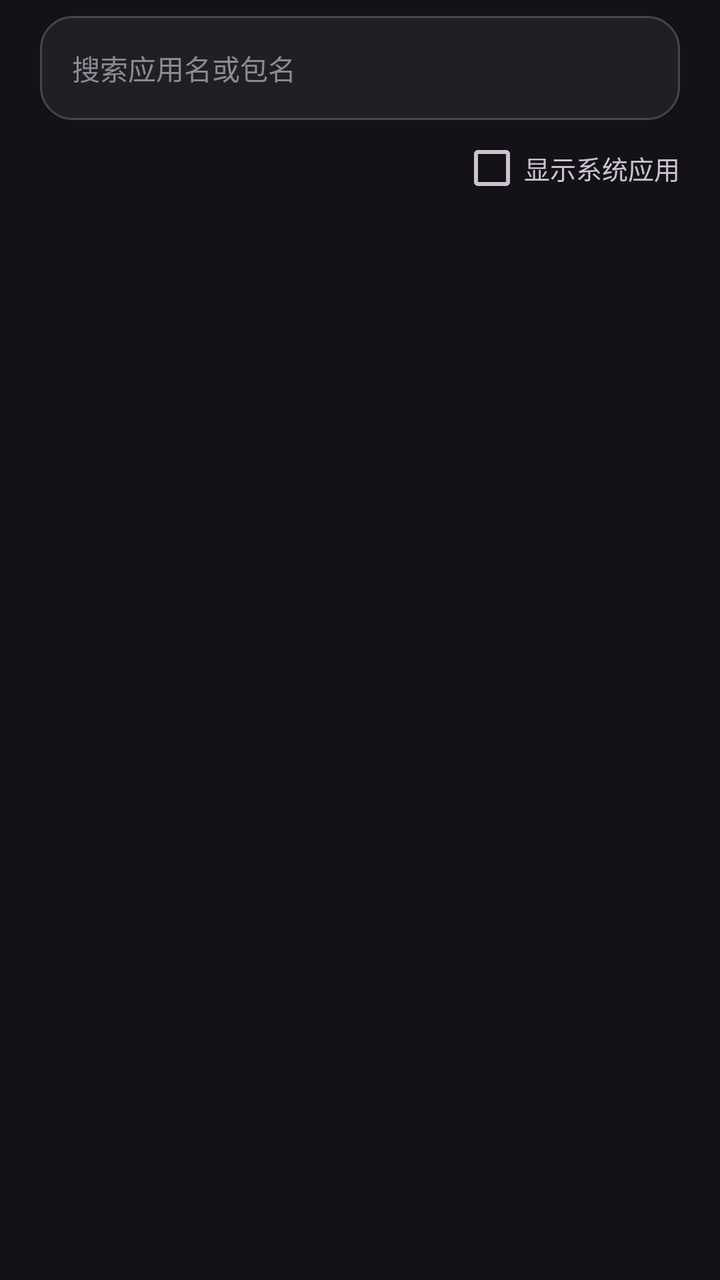
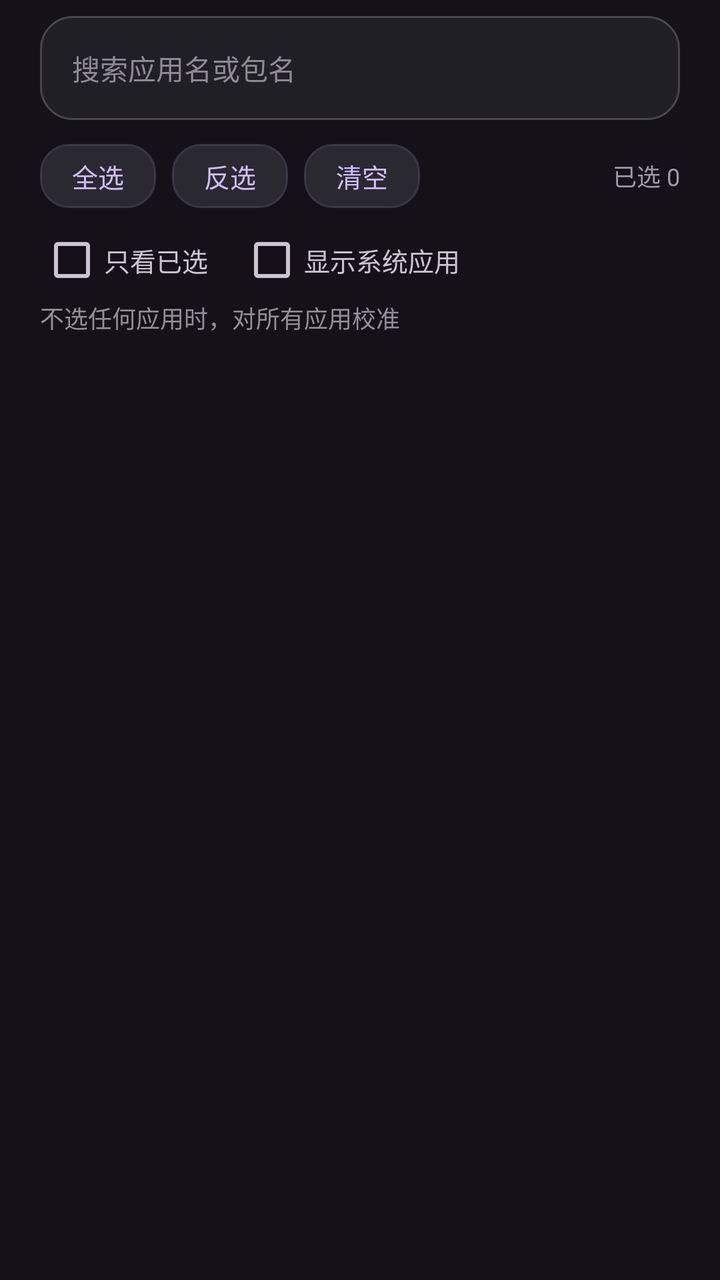

Two renders of the same Android screen: before a commit and after it. Below are the layout's source before the change and the commit's diff.
<!-- AndroidManifest.xml: application theme AppTheme -->
<!-- res/layout/dialog_whitelist.xml -->
<?xml version="1.0" encoding="utf-8"?>
<LinearLayout xmlns:android="http://schemas.android.com/apk/res/android"
    android:layout_width="match_parent"
    android:layout_height="match_parent"
    android:orientation="vertical"
    android:paddingStart="20dp"
    android:paddingEnd="20dp"
    android:paddingTop="8dp"
    android:paddingBottom="8dp">

    <EditText
        android:id="@+id/et_search"
        android:layout_width="match_parent"
        android:layout_height="52dp"
        android:background="@drawable/bg_input"
        android:hint="搜索应用名或包名"
        android:inputType="text"
        android:paddingStart="16dp"
        android:paddingEnd="16dp"
        android:singleLine="true"
        android:textColor="#E6E0E9"
        android:textColorHint="#8E8A94"
        android:textSize="14sp" />

    <LinearLayout
        android:layout_width="match_parent"
        android:layout_height="wrap_content"
        android:layout_marginTop="8dp"
        android:gravity="end|center_vertical"
        android:orientation="horizontal">

        <CheckBox
            android:id="@+id/cb_system"
            android:layout_width="wrap_content"
            android:layout_height="wrap_content"
            android:text="显示系统应用"
            android:textColor="#CAC4D0"
            android:textSize="13sp" />

    </LinearLayout>

    <ListView
        android:id="@+id/lv_apps"
        android:layout_width="match_parent"
        android:layout_height="0dp"
        android:layout_weight="1"
        android:layout_marginTop="4dp"
        android:divider="@null"
        android:scrollbars="none" />

</LinearLayout>
<!-- resources referenced by this layout -->
<resources>
  <!-- drawable bg_input (drawable) -->
  <?xml version="1.0" encoding="utf-8"?>
  <shape xmlns:android="http://schemas.android.com/apk/res/android" android:shape="rectangle">
      <solid android:color="#211F26" />
      <corners android:radius="16dp" />
      <stroke android:width="1dp" android:color="#49454F" />
  </shape>
  <style name="AppTheme" parent="android:Theme.Material.NoActionBar">
          <item name="android:windowBackground">#141218</item>
          <item name="android:colorAccent">#D0BCFF</item>
          <item name="android:statusBarColor">#141218</item>
          <item name="android:navigationBarColor">#141218</item>
          <item name="android:windowLightStatusBar">false</item>
          <item name="android:textColorPrimary">#E6E0E9</item>
          <item name="android:textColorSecondary">#CAC4D0</item>
      </style>
</resources>

<!-- the commit's change to res/layout/dialog_whitelist.xml (unified diff, before → after) -->
@@ -25,19 +25,92 @@
     <LinearLayout
         android:layout_width="match_parent"
         android:layout_height="wrap_content"
-        android:layout_marginTop="8dp"
-        android:gravity="end|center_vertical"
-        android:orientation="horizontal">
+        android:layout_marginTop="12dp"
+        android:orientation="horizontal"
+        android:gravity="center_vertical">
+
+        <TextView
+            android:id="@+id/btn_select_all"
+            android:layout_width="wrap_content"
+            android:layout_height="32dp"
+            android:background="@drawable/bg_chip"
+            android:gravity="center"
+            android:paddingLeft="16dp"
+            android:paddingRight="16dp"
+            android:text="全选"
+            android:textColor="#D0BCFF"
+            android:textSize="13sp" />
+
+        <TextView
+            android:id="@+id/btn_invert"
+            android:layout_width="wrap_content"
+            android:layout_height="32dp"
+            android:layout_marginLeft="8dp"
+            android:background="@drawable/bg_chip"
+            android:gravity="center"
+            android:paddingLeft="16dp"
+            android:paddingRight="16dp"
+            android:text="反选"
+            android:textColor="#D0BCFF"
+            android:textSize="13sp" />
+
+        <TextView
+            android:id="@+id/btn_clear_sel"
+            android:layout_width="wrap_content"
+            android:layout_height="32dp"
+            android:layout_marginLeft="8dp"
+            android:background="@drawable/bg_chip"
+            android:gravity="center"
+            android:paddingLeft="16dp"
+            android:paddingRight="16dp"
+            android:text="清空"
+            android:textColor="#D0BCFF"
+            android:textSize="13sp" />
+
+        <TextView
+            android:id="@+id/tv_sel_count"
+            android:layout_width="0dp"
+            android:layout_height="wrap_content"
+            android:layout_weight="1"
+            android:layout_marginLeft="8dp"
+            android:gravity="end"
+            android:text="已选 0"
+            android:textColor="#A09BA8"
+            android:textSize="12sp" />
+    </LinearLayout>
+
+    <LinearLayout
+        android:layout_width="match_parent"
+        android:layout_height="wrap_content"
+        android:layout_marginTop="10dp"
+        android:orientation="horizontal"
+        android:gravity="center_vertical">
+
+        <CheckBox
+            android:id="@+id/cb_selected_only"
+            android:layout_width="wrap_content"
+            android:layout_height="wrap_content"
+            android:text="只看已选"
+            android:textColor="#CAC4D0"
+            android:textSize="13sp" />
 
         <CheckBox
             android:id="@+id/cb_system"
             android:layout_width="wrap_content"
             android:layout_height="wrap_content"
+            android:layout_marginLeft="16dp"
             android:text="显示系统应用"
             android:textColor="#CAC4D0"
             android:textSize="13sp" />
+    </LinearLayout>
 
-    </LinearLayout>
+    <TextView
+        android:layout_width="match_parent"
+        android:layout_height="wrap_content"
+        android:layout_marginTop="4dp"
+        android:text="不选任何应用时，对所有应用校准"
+        android:textColor="#938F99"
+        android:textSize="12sp" />
 
     <ListView
         android:id="@+id/lv_apps"
<!-- resource entries referenced after the edit -->
@@ -1,5 +1,12 @@
 <!-- resources referenced by this layout -->
 <resources>
+  <!-- drawable bg_chip (drawable) -->
+  <?xml version="1.0" encoding="utf-8"?>
+  <shape xmlns:android="http://schemas.android.com/apk/res/android" android:shape="rectangle">
+      <solid android:color="#2B2930" />
+      <stroke android:width="1dp" android:color="#3A3644" />
+      <corners android:radius="14dp" />
+  </shape>
   <!-- drawable bg_input (drawable) -->
   <?xml version="1.0" encoding="utf-8"?>
   <shape xmlns:android="http://schemas.android.com/apk/res/android" android:shape="rectangle">
@@ -13,6 +20,7 @@
           <item name="android:statusBarColor">#141218</item>
           <item name="android:navigationBarColor">#141218</item>
           <item name="android:windowLightStatusBar">false</item>
+          <item name="android:windowLightNavigationBar">false</item>
           <item name="android:textColorPrimary">#E6E0E9</item>
           <item name="android:textColorSecondary">#CAC4D0</item>
       </style>
